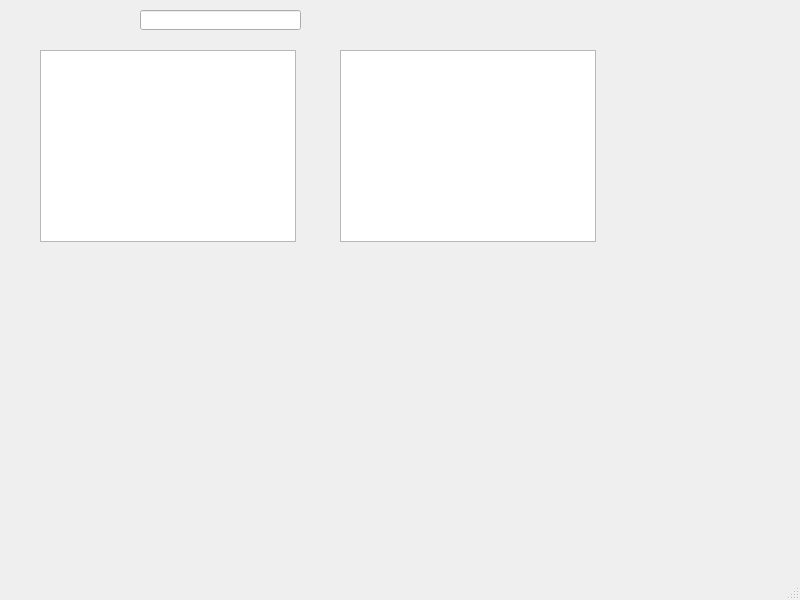
Before: the Qt Designer form file.ui in tad613/anp, drawn with Qt 5.
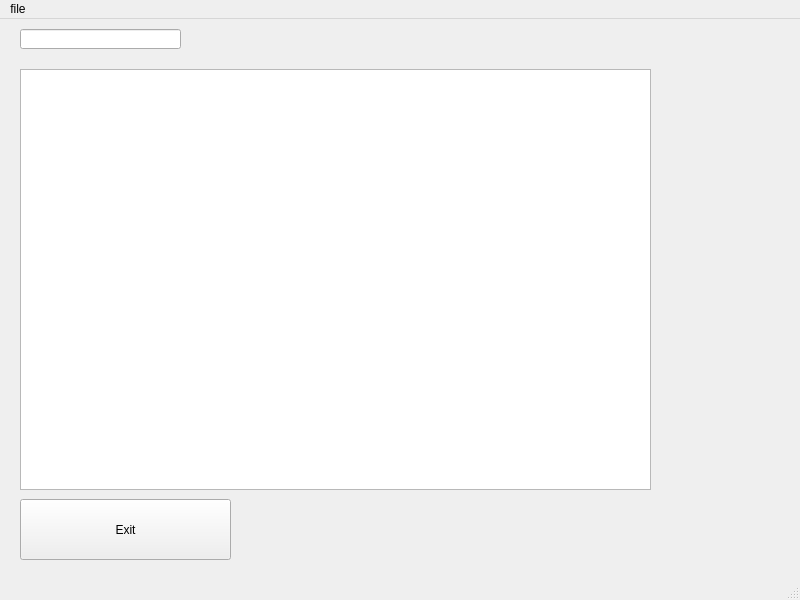
After: the same form once the commit is applied.

What changed in the file:
```diff
--- a/file.ui
+++ b/file.ui
@@ -14,36 +14,42 @@
    <string>MainWindow</string>
   </property>
   <widget class="QWidget" name="centralwidget">
-   <widget class="QListWidget" name="listWidget">
-    <property name="geometry">
-     <rect>
-      <x>40</x>
-      <y>50</y>
-      <width>256</width>
-      <height>192</height>
-     </rect>
-    </property>
-   </widget>
-   <widget class="QTableWidget" name="tableWidget">
-    <property name="geometry">
-     <rect>
-      <x>340</x>
-      <y>50</y>
-      <width>256</width>
-      <height>192</height>
-     </rect>
-    </property>
-   </widget>
    <widget class="QLineEdit" name="A1">
     <property name="geometry">
      <rect>
-      <x>140</x>
+      <x>20</x>
       <y>10</y>
       <width>161</width>
       <height>20</height>
      </rect>
     </property>
    </widget>
+   <widget class="QPushButton" name="Exit">
+    <property name="geometry">
+     <rect>
+      <x>20</x>
+      <y>480</y>
+      <width>211</width>
+      <height>61</height>
+     </rect>
+    </property>
+    <property name="text">
+     <string>Exit</string>
+    </property>
+   </widget>
+   <widget class="QTextEdit" name="textEdit">
+    <property name="geometry">
+     <rect>
+      <x>20</x>
+      <y>50</y>
+      <width>631</width>
+      <height>421</height>
+     </rect>
+    </property>
+   </widget>
+   <zorder>Exit</zorder>
+   <zorder>A1</zorder>
+   <zorder>textEdit</zorder>
   </widget>
   <widget class="QMenuBar" name="menubar">
    <property name="geometry">
@@ -54,6 +60,13 @@
      <height>21</height>
     </rect>
    </property>
+   <widget class="QMenu" name="menuOpen">
+    <property name="title">
+     <string>file</string>
+    </property>
+    <addaction name="actionOpen"/>
+   </widget>
+   <addaction name="menuOpen"/>
   </widget>
   <widget class="QStatusBar" name="statusbar"/>
  </widget>
```
Left out of the diff: 5 changed lines with no effect on the pictures.
